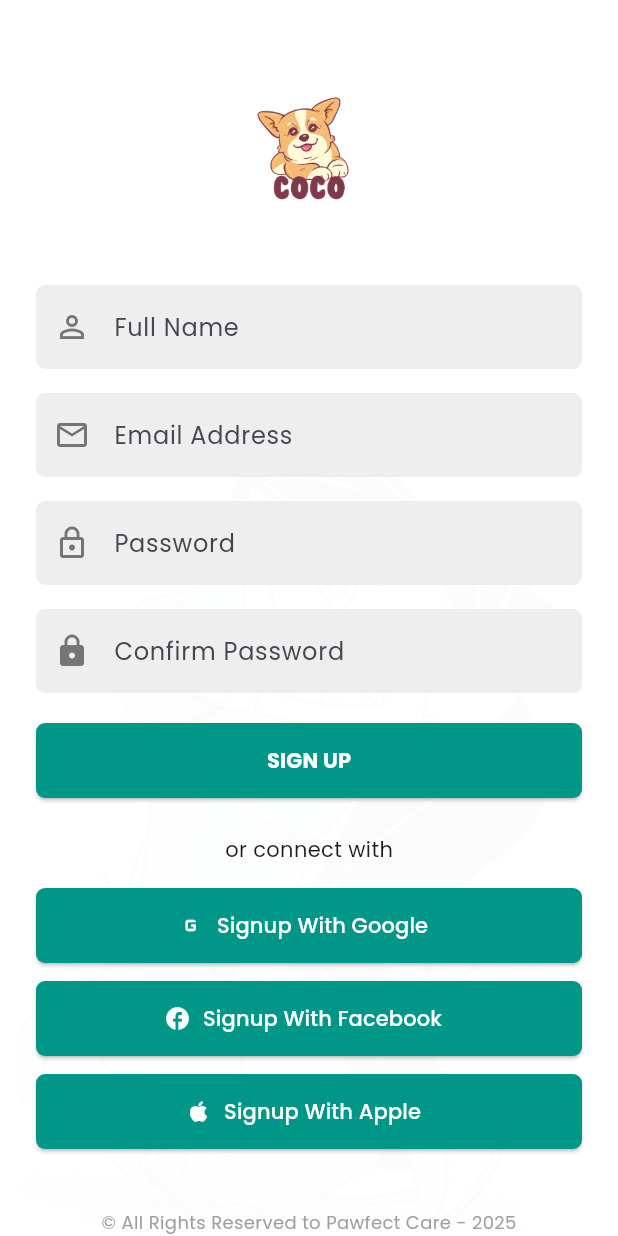
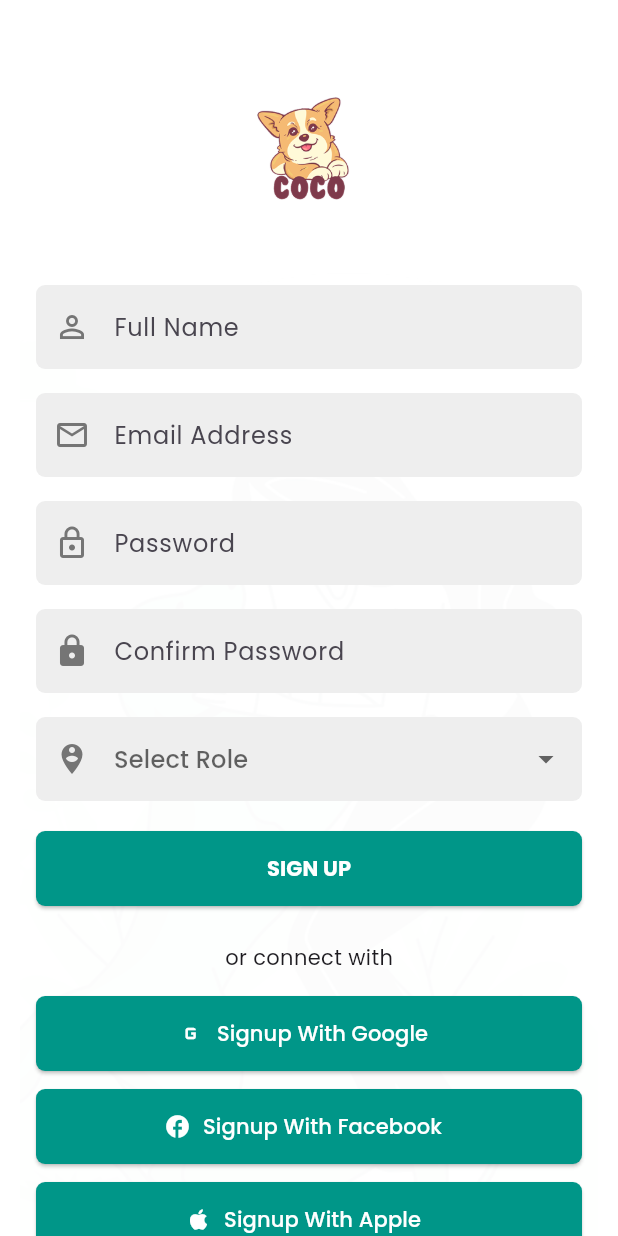
Before and after one commit to syedkashanabbas/PawfectCare, a Flutter app: the screen it shows after launch, after a tap on "GET STARTED", on a phone screen of 412 x 824 dp. Run offline on Flutter 3.47's test engine with Material 3 defaults, Android fonts, the phone set to English and light mode, and no system bars; our stand-ins replace firebase_core, flutter_spinkit, google_fonts, lottie; accounts and stored records are empty; network calls fail.

Commit message:
signup update

```diff
--- a/lib/main.dart
+++ b/lib/main.dart
@@ -26,7 +26,7 @@
         '/home': (context) => const HomePage(),
         '/welcome': (context) => const WelcomeScreen(),
         '/login': (context) => const login(),
-        '/signup': (context) => const signup(),
+        '/signup': (context) => const Signup(),
 
       },
     );
--- a/lib/signup.dart
+++ b/lib/signup.dart
@@ -1,7 +1,14 @@
 import 'package:flutter/material.dart';
 
-class signup extends StatelessWidget {
-  const signup({super.key});
+class Signup extends StatefulWidget {
+  const Signup({super.key});
+
+  @override
+  State<Signup> createState() => _SignupState();
+}
+
+class _SignupState extends State<Signup> {
+  String? selectedRole;
 
   @override
   Widget build(BuildContext context) {
@@ -50,12 +57,35 @@ class signup extends StatelessWidget {
                     icon: Icons.lock,
                     obscure: true,
                   ),
+                  const SizedBox(height: 16),
+                  DropdownButtonFormField<String>(
+                    value: selectedRole,
+                    decoration: InputDecoration(
+                      filled: true,
+                      fillColor: Colors.grey[200],
+                      hintText: "Select Role",
+                      prefixIcon: Icon(Icons.person_pin_circle, color: Colors.grey[600]),
+                      border: OutlineInputBorder(
+                        borderRadius: BorderRadius.circular(6),
+                        borderSide: BorderSide.none,
+                      ),
+                    ),
+                    items: const [
+                      DropdownMenuItem(value: 'Pet Owner', child: Text('Pet Owner')),
+                      DropdownMenuItem(value: 'Veterinarian', child: Text('Veterinarian')),
+                    ],
+                    onChanged: (value) {
+                      setState(() {
+                        selectedRole = value!;
+                      });
+                    },
+                  ),
                   const SizedBox(height: 20),
                   ElevatedButton(
                     onPressed: () {
-                      // Implement your signup logic here
+                      // Signup logic with role
                       ScaffoldMessenger.of(context).showSnackBar(
-                        const SnackBar(content: Text("Account created successfully")),
+                        SnackBar(content: Text("Account created as $selectedRole")),
                       );
                     },
                     style: ElevatedButton.styleFrom(
--- a/lib/splash_screen.dart
+++ b/lib/splash_screen.dart
@@ -22,25 +22,25 @@ class _SplashScreenState extends State<SplashScreen> {
   @override
   Widget build(BuildContext context) {
     return Scaffold(
-      backgroundColor: Colors.white,
+      backgroundColor: const Color(0xFF65C057), // green background
       body: Center(
         child: Column(
           mainAxisAlignment: MainAxisAlignment.center,
           children: [
-            // Lottie animation (download any JSON from lottiefiles.com)
-            Lottie.asset("assets/animations/paw.json", width: 200, height: 200),
-
+            Image.asset(
+              "assets/images/splash.png",
+              height: 200,
+            ),
             const SizedBox(height: 30),
-
-            // Extra loader for style
-            const SpinKitFadingCube(
-              color: Colors.deepPurple,
-              size: 40,
+            const Text(
+              'LOADING',
+              style: TextStyle(
+                fontSize: 20,
+                letterSpacing: 2,
+                fontWeight: FontWeight.bold,
+                color: Colors.black,
+              ),
             ),
-
-            const SizedBox(height: 10),
-            const Text("Loading PawfectCare...",
-                style: TextStyle(fontSize: 18, fontWeight: FontWeight.w500)),
           ],
         ),
       ),
--- a/lib/welcomeScreen.dart
+++ b/lib/welcomeScreen.dart
@@ -68,7 +68,7 @@ class WelcomeScreen extends StatelessWidget {
                 onTap: () {
                   Navigator.push(
                     context,
-                    MaterialPageRoute(builder: (context) => const signup(),
+                    MaterialPageRoute(builder: (context) => const Signup(),
                   ));
                 },
                 child: const Text(
--- a/pubspec.yaml
+++ b/pubspec.yaml
@@ -69,6 +69,7 @@ flutter:
     - assets/animations/paw.json
     - assets/images/coco.png
     - assets/images/bg.png
+    - assets/images/splash.png
 
   # An image asset can refer to one or more resolution-specific "variants", see
   # https://flutter.dev/to/resolution-aware-images
```
Also changed, not shown: assets/images/splash.png (added).
